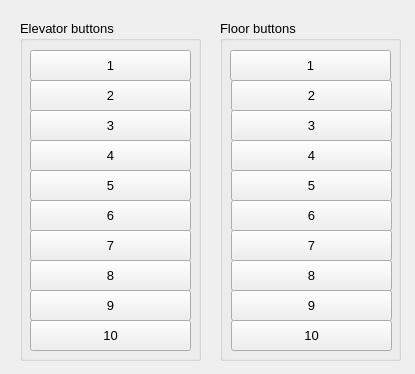
First picture: the form in lab_04/src/mainwindow.ui, repository Pangolierchick/IU7-OOP, before the edit.
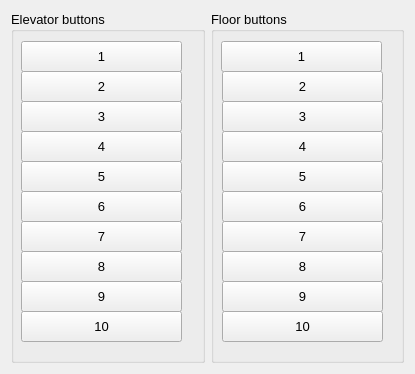
Second picture: the form after the edit.

Diff of the .ui file:
```diff
--- a/lab_04/src/mainwindow.ui
+++ b/lab_04/src/mainwindow.ui
@@ -14,15 +14,9 @@
    <string>Elevator</string>
   </property>
   <widget class="QWidget" name="centralWidget">
+   <layout class="QHBoxLayout" name="horizontalLayout">
+    <item>
    <widget class="QGroupBox" name="groupBox_2">
-    <property name="geometry">
-     <rect>
-      <x>20</x>
-      <y>20</y>
-      <width>181</width>
-      <height>341</height>
-     </rect>
-    </property>
     <property name="font">
      <font>
       <pointsize>10</pointsize>
@@ -162,15 +156,9 @@
      </property>
     </widget>
    </widget>
+    </item>
+    <item>
    <widget class="QGroupBox" name="groupBox_3">
-    <property name="geometry">
-     <rect>
-      <x>220</x>
-      <y>20</y>
-      <width>181</width>
-      <height>341</height>
-     </rect>
-    </property>
     <property name="font">
      <font>
       <pointsize>10</pointsize>
@@ -310,6 +298,8 @@
      </property>
     </widget>
    </widget>
+    </item>
+   </layout>
   </widget>
  </widget>
  <layoutdefault spacing="6" margin="11"/>
```
Lines whose indentation alone changed are shown as unchanged.
